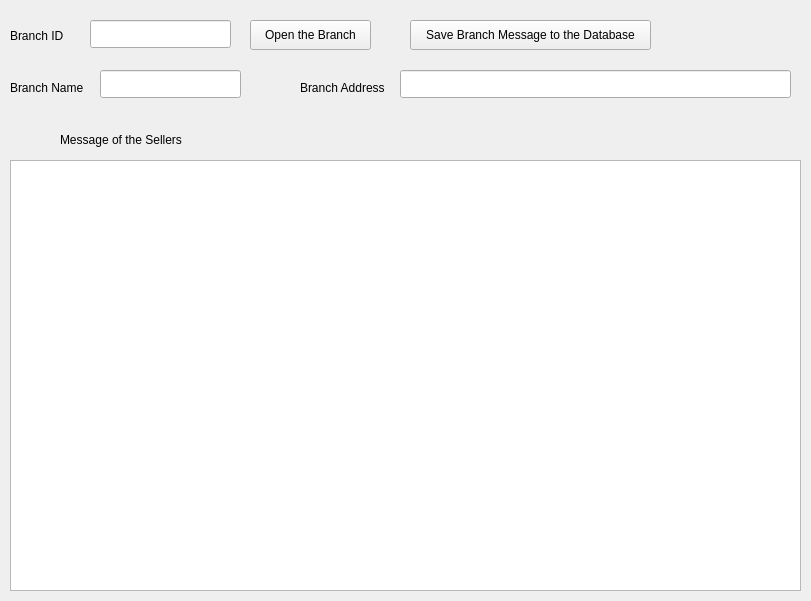
Old version of the form branchmanage.ui in the repository libertas/MsgMan.
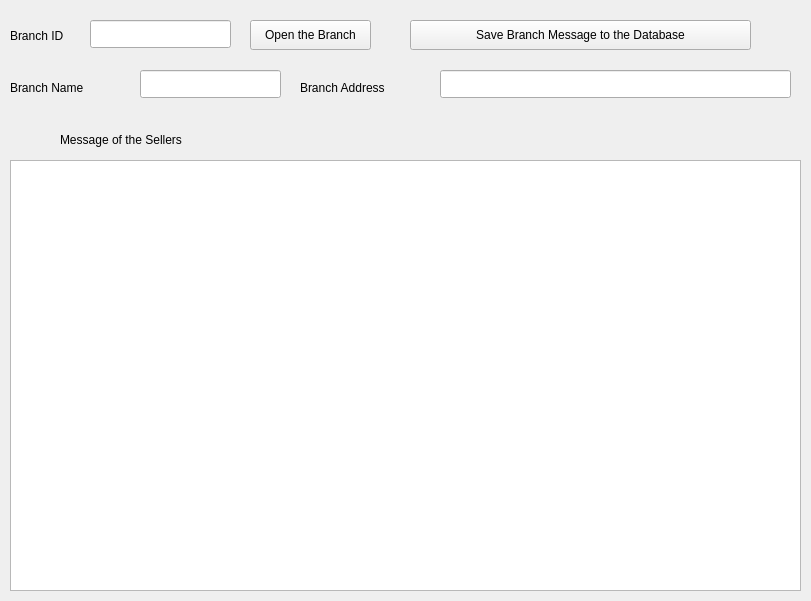
New version of the form.

```diff
--- a/branchmanage.ui
+++ b/branchmanage.ui
@@ -64,7 +64,7 @@
     <rect>
      <x>10</x>
      <y>80</y>
-     <width>81</width>
+     <width>111</width>
      <height>16</height>
     </rect>
    </property>
@@ -75,7 +75,7 @@
   <widget class="QLineEdit" name="nameEdit">
    <property name="geometry">
     <rect>
-     <x>100</x>
+     <x>140</x>
      <y>70</y>
      <width>141</width>
      <height>28</height>
@@ -87,7 +87,7 @@
     <rect>
      <x>300</x>
      <y>80</y>
-     <width>101</width>
+     <width>131</width>
      <height>16</height>
     </rect>
    </property>
@@ -98,9 +98,9 @@
   <widget class="QLineEdit" name="addrEdit">
    <property name="geometry">
     <rect>
-     <x>400</x>
+     <x>440</x>
      <y>70</y>
-     <width>391</width>
+     <width>351</width>
      <height>28</height>
     </rect>
    </property>
@@ -110,7 +110,7 @@
     <rect>
      <x>410</x>
      <y>20</y>
-     <width>241</width>
+     <width>341</width>
      <height>30</height>
     </rect>
    </property>
@@ -123,7 +123,7 @@
     <rect>
      <x>60</x>
      <y>129</y>
-     <width>151</width>
+     <width>211</width>
      <height>21</height>
     </rect>
    </property>
```
